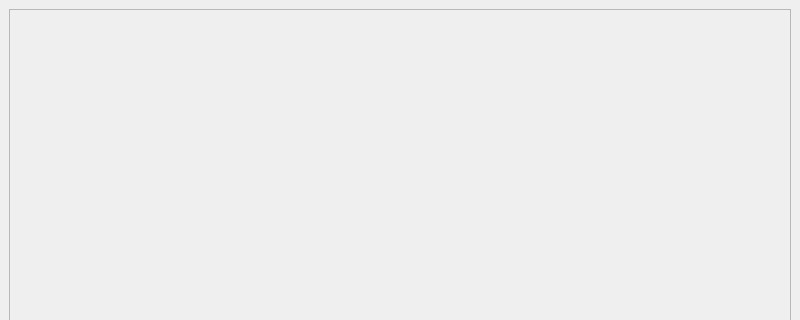
Qt form Code/Editor/TamyEditor/renderingpipelineeditor.ui (cccZone/tamy) before a commit; both pictures show x 0 to 800 and y 0 to 320 of the 800 by 600 pixel window.
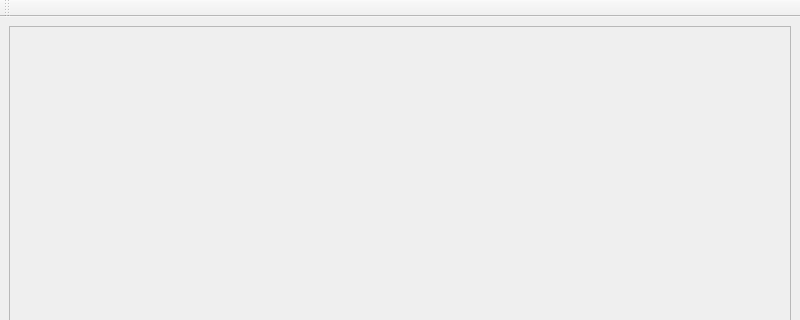
The same form after that commit.

Patch:
```diff
--- a/Code/Editor/TamyEditor/renderingpipelineeditor.ui
+++ b/Code/Editor/TamyEditor/renderingpipelineeditor.ui
@@ -26,7 +26,7 @@
          <x>0</x>
          <y>0</y>
          <width>780</width>
-         <height>539</height>
+         <height>527</height>
         </rect>
        </property>
       </widget>
@@ -45,6 +45,17 @@
    </property>
   </widget>
   <widget class="QStatusBar" name="statusbar"/>
+  <widget class="QToolBar" name="toolBar">
+   <property name="windowTitle">
+    <string>toolBar</string>
+   </property>
+   <attribute name="toolBarArea">
+    <enum>TopToolBarArea</enum>
+   </attribute>
+   <attribute name="toolBarBreak">
+    <bool>false</bool>
+   </attribute>
+  </widget>
  </widget>
  <resources/>
  <connections/>
```
